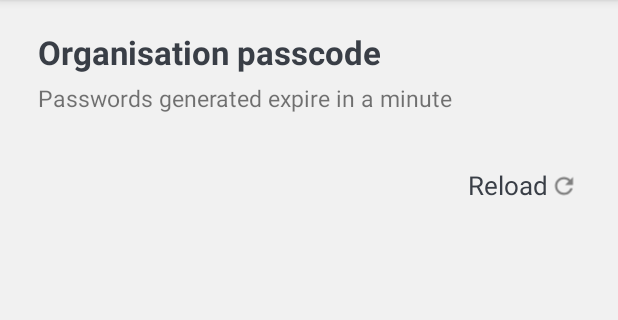
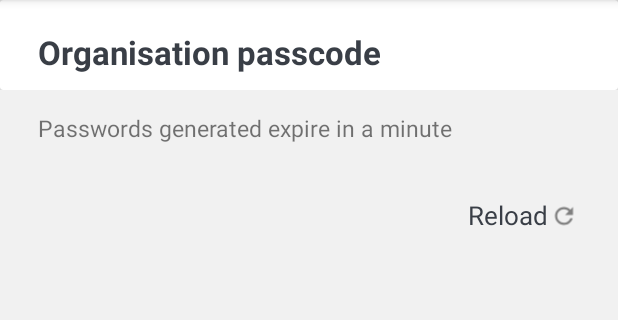
Before and after one commit to bryonyoni/DonorHubAdmin, an Android app: the fragment AddOrganisationMember shown on its own in the app's theme, on a phone screen of 412 x 824 dp, the part 84-404 px from its top. Run offline under Robolectric (Android 15) with nearby library versions, the phone set to English and light mode, and no system bars.

Commit message:
moving to new branch

```diff
--- a/app/src/main/java/com/bry/donorhubadmin/Models/Donation.kt
+++ b/app/src/main/java/com/bry/donorhubadmin/Models/Donation.kt
@@ -4,6 +4,8 @@ class Donation(var description: String, var creation_time: Long, var donation_id
     var images: ArrayList<donation_image> = ArrayList()
     var activies: ArrayList<activity> = ArrayList()
     var is_taken_down = false
+    var quanitiy = ""
+    var mass = ""
 
     class donation_list(var donation_list: ArrayList<Donation>)
 
--- a/app/src/main/java/com/bry/donorhubadmin/Models/Organisation.kt
+++ b/app/src/main/java/com/bry/donorhubadmin/Models/Organisation.kt
@@ -4,5 +4,6 @@ class Organisation(var name: String, var creation_date: Long, var location_name:
     var members: ArrayList<String> = ArrayList()
     var admin_members: ArrayList<String> = ArrayList()
 
+
     class organisation_list(var organisation_list: ArrayList<Organisation>)
 }
--- a/app/src/main/res/layout/fragment_add_organisation_member.xml
+++ b/app/src/main/res/layout/fragment_add_organisation_member.xml
@@ -3,14 +3,27 @@
     xmlns:tools="http://schemas.android.com/tools"
     android:layout_width="match_parent"
     android:layout_height="match_parent"
+    android:background="@color/back"
     tools:context=".Fragments.AddOrganisationMember">
+
+    <RelativeLayout
+        android:layout_width="match_parent"
+        xmlns:app="http://schemas.android.com/apk/res-auto"
+        android:layout_height="wrap_content">
+
+        <androidx.cardview.widget.CardView
+            android:layout_width="match_parent"
+            app:cardBackgroundColor="@color/white"
+            app:cardElevation="5dp"
+            android:layout_height="60dp"/>
+
+    </RelativeLayout>
 
     <RelativeLayout
         android:layout_width="match_parent"
         android:paddingTop="20dp"
         android:paddingBottom="20dp"
         android:paddingHorizontal="25dp"
-        android:background="@color/back"
         android:layout_height="match_parent">
 
         <LinearLayout
@@ -37,7 +50,7 @@
             <TextView
                 android:id="@+id/intro"
                 android:layout_width="wrap_content"
-                android:layout_marginTop="5dp"
+                android:layout_marginTop="25dp"
                 android:textSize="15sp"
                 android:layout_height="wrap_content"
                 android:text="Passwords generated expire in a minute" />
```
Also changed, not shown: app/src/main/res/layout/fragment_create_organisation.xml (+15 -2 lines), app/src/main/res/layout/fragment_home.xml (+15 -2 lines), app/src/main/res/layout/fragment_view_donation.xml (+15 -2 lines), app/src/main/res/layout/fragment_view_donations.xml (+15 -2 lines), app/src/main/res/layout/fragment_view_organisations.xml (+15 -2 lines).
